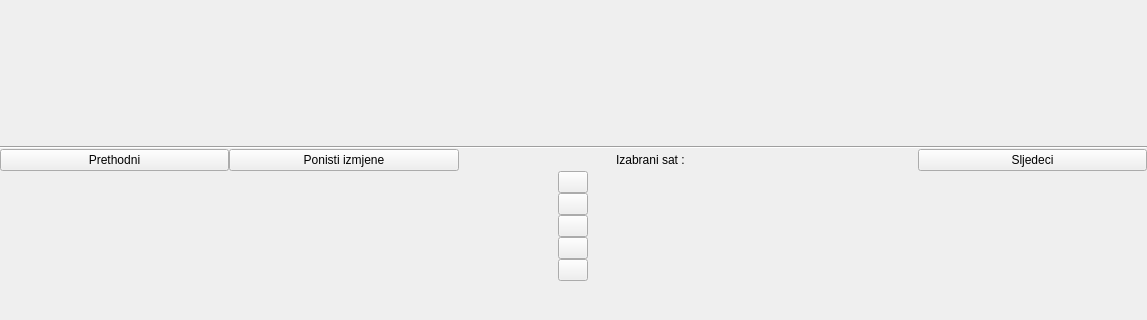
Old version of the form app/view/ui_files/konc_graf_panel.ui in the repository kluksa/kontrola-podataka; both pictures show x 0 to 1147 and y 176 to 496 of the 1147 by 793 pixel window.
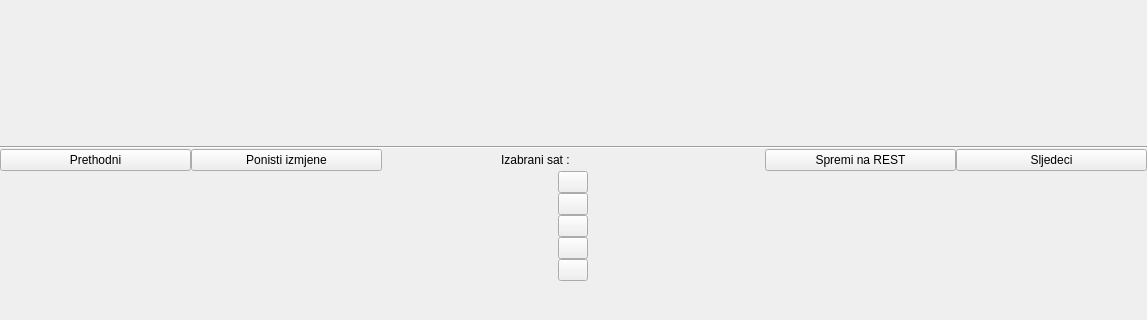
New version of the form.

Commit message:
reimplementacija gumba za spremanje na REST
- reimplementiran gumb za spremanje podataka na REST

The edit to the form file:
```diff
--- a/app/view/ui_files/konc_graf_panel.ui
+++ b/app/view/ui_files/konc_graf_panel.ui
@@ -279,6 +279,13 @@
        </property>
       </widget>
      </item>
+     <item>
+      <widget class="QPushButton" name="buttonRESTUpload">
+       <property name="text">
+        <string>Spremi na REST</string>
+       </property>
+      </widget>
+     </item>
      <item>
       <widget class="QPushButton" name="buttonSljedeci">
        <property name="text">
```
The commit also changes 2 other files.
